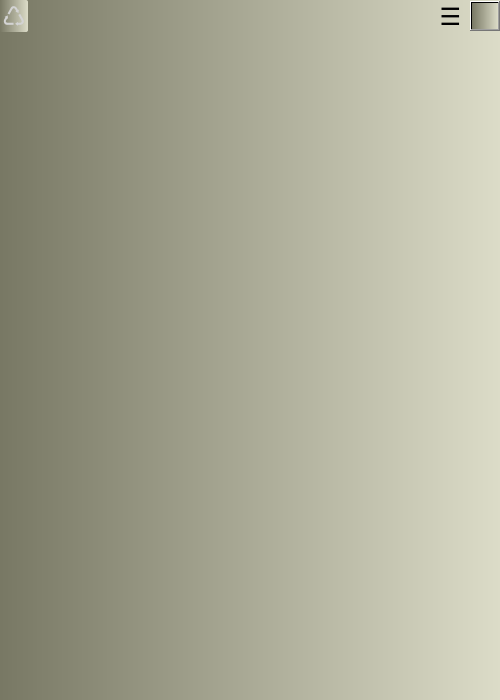
First picture: the form in examples/qtmegachatapi/MainWindow.ui, repository meganz/MEGAchat, before the edit.
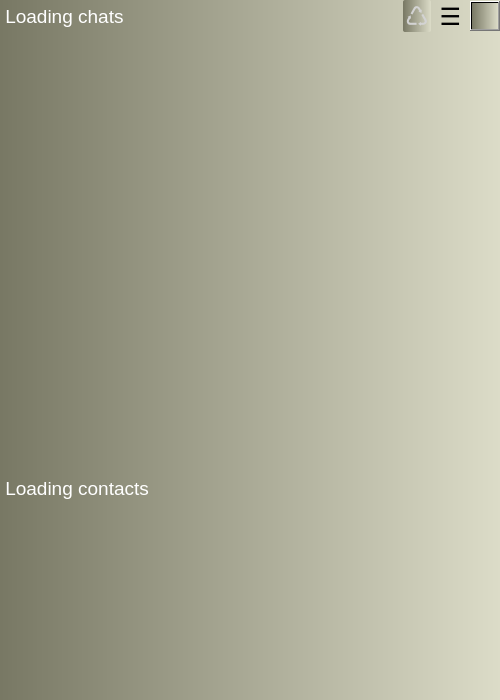
Second picture: the form after the edit. Icons and pictures are not drawn.

Commit message:
Revamping QtApp to manage contactListItemControllers
- Split contact and chats items order
- Create function needReorder
- Adjust conditions under chats must be reordered
- Skip chat reorders until we are not connected to all chats to improve
app performance
- Update QtApp MainWindow GUI
- Remove unused function addChats in MegaChatApplication

Diff of the .ui file:
```diff
--- a/examples/qtmegachatapi/MainWindow.ui
+++ b/examples/qtmegachatapi/MainWindow.ui
@@ -26,7 +26,7 @@
    <property name="styleSheet">
     <string notr="true"/>
    </property>
-   <layout class="QVBoxLayout" name="verticalLayout" stretch="0,1">
+   <layout class="QVBoxLayout" name="verticalLayout" stretch="0,1,0,0">
     <property name="spacing">
      <number>0</number>
     </property>
@@ -73,6 +73,39 @@
        <property name="bottomMargin">
         <number>0</number>
        </property>
+       <item>
+        <widget class="QLabel" name="mOnlineStatusDisplay">
+         <property name="sizePolicy">
+          <sizepolicy hsizetype="Preferred" vsizetype="Expanding">
+           <horstretch>0</horstretch>
+           <verstretch>0</verstretch>
+          </sizepolicy>
+         </property>
+         <property name="minimumSize">
+          <size>
+           <width>0</width>
+           <height>24</height>
+          </size>
+         </property>
+         <property name="font">
+          <font>
+           <pointsize>14</pointsize>
+          </font>
+         </property>
+         <property name="autoFillBackground">
+          <bool>false</bool>
+         </property>
+         <property name="styleSheet">
+          <string notr="true">color: white;
+background-color:rgba(0,0,0,0);
+border: 0px;
+</string>
+         </property>
+         <property name="text">
+          <string> Loading chats</string>
+         </property>
+        </widget>
+       </item>
        <item>
         <widget class="QToolButton" name="bOnlineStatus">
          <property name="sizePolicy">
@@ -120,39 +153,6 @@
          </property>
         </widget>
        </item>
-       <item>
-        <widget class="QLabel" name="mOnlineStatusDisplay">
-         <property name="sizePolicy">
-          <sizepolicy hsizetype="Preferred" vsizetype="Expanding">
-           <horstretch>0</horstretch>
-           <verstretch>0</verstretch>
-          </sizepolicy>
-         </property>
-         <property name="minimumSize">
-          <size>
-           <width>0</width>
-           <height>24</height>
-          </size>
-         </property>
-         <property name="font">
-          <font>
-           <pointsize>14</pointsize>
-          </font>
-         </property>
-         <property name="autoFillBackground">
-          <bool>false</bool>
-         </property>
-         <property name="styleSheet">
-          <string notr="true">color: white;
-background-color:rgba(0,0,0,0);
-border: 0px;
-</string>
-         </property>
-         <property name="text">
-          <string/>
-         </property>
-        </widget>
-       </item>
        <item>
         <widget class="QToolButton" name="bSettings">
          <property name="sizePolicy">
@@ -234,7 +234,7 @@
      </widget>
     </item>
     <item>
-     <widget class="QListWidget" name="contactList">
+     <widget class="QListWidget" name="chatList">
       <property name="sizePolicy">
        <sizepolicy hsizetype="MinimumExpanding" vsizetype="Expanding">
         <horstretch>0</horstretch>
@@ -260,6 +260,104 @@
 {
 background-color:qlineargradient(spread:pad, x1:0, y1:0, x2:1, y2:0, stop:0 rgba(120,120,100,255), stop:1 rgba(220,220,200,255));
 border-radius: 10px;
+padding: 5px;
+margin-bottom: 10px;
+}
+</string>
+      </property>
+      <property name="frameShape">
+       <enum>QFrame::NoFrame</enum>
+      </property>
+      <property name="sizeAdjustPolicy">
+       <enum>QAbstractScrollArea::AdjustToContents</enum>
+      </property>
+      <property name="dragEnabled">
+       <bool>true</bool>
+      </property>
+      <property name="dragDropMode">
+       <enum>QAbstractItemView::NoDragDrop</enum>
+      </property>
+      <property name="selectionMode">
+       <enum>QAbstractItemView::SingleSelection</enum>
+      </property>
+      <property name="verticalScrollMode">
+       <enum>QAbstractItemView::ScrollPerPixel</enum>
+      </property>
+      <property name="movement">
+       <enum>QListView::Static</enum>
+      </property>
+      <property name="resizeMode">
+       <enum>QListView::Adjust</enum>
+      </property>
+      <property name="layoutMode">
+       <enum>QListView::Batched</enum>
+      </property>
+      <property name="uniformItemSizes">
+       <bool>true</bool>
+      </property>
+     </widget>
+    </item>
+    <item>
+     <widget class="QLabel" name="mContacsSeparator">
+      <property name="sizePolicy">
+       <sizepolicy hsizetype="Preferred" vsizetype="Expanding">
+        <horstretch>0</horstretch>
+        <verstretch>0</verstretch>
+       </sizepolicy>
+      </property>
+      <property name="minimumSize">
+       <size>
+        <width>0</width>
+        <height>24</height>
+       </size>
+      </property>
+      <property name="font">
+       <font>
+        <pointsize>14</pointsize>
+       </font>
+      </property>
+      <property name="autoFillBackground">
+       <bool>false</bool>
+      </property>
+      <property name="styleSheet">
+       <string notr="true">color: white;
+background-color:qlineargradient(spread:pad, x1:0, y1:0, x2:1, y2:0, stop:0 rgba(120,120,100,255), stop:1 rgba(220,220,200,255));
+border: 0px;
+</string>
+      </property>
+      <property name="text">
+       <string> Loading contacts</string>
+      </property>
+     </widget>
+    </item>
+    <item>
+     <widget class="QListWidget" name="contactList">
+      <property name="sizePolicy">
+       <sizepolicy hsizetype="MinimumExpanding" vsizetype="Expanding">
+        <horstretch>0</horstretch>
+        <verstretch>0</verstretch>
+       </sizepolicy>
+      </property>
+      <property name="minimumSize">
+       <size>
+        <width>40</width>
+        <height>200</height>
+       </size>
+      </property>
+      <property name="font">
+       <font>
+        <strikeout>false</strikeout>
+       </font>
+      </property>
+      <property name="autoFillBackground">
+       <bool>true</bool>
+      </property>
+      <property name="styleSheet">
+       <string notr="true">QListWidget
+{
+background-color:qlineargradient(spread:pad, x1:0, y1:0, x2:1, y2:0, stop:0 rgba(120,120,100,255), stop:1 rgba(220,220,200,255));
+border-radius: 10px;
+padding: 5px;
 }
 </string>
       </property>
```
Left out of the diff: 4 changed lines with no effect on the pictures. The commit also changes 6 other files.
